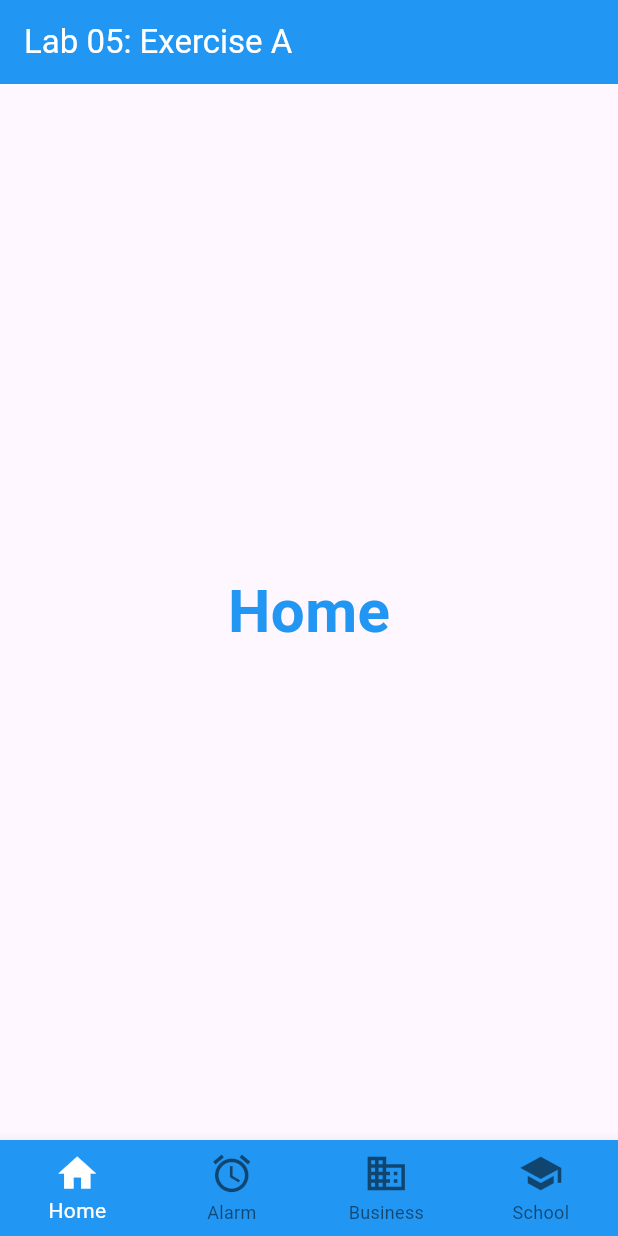
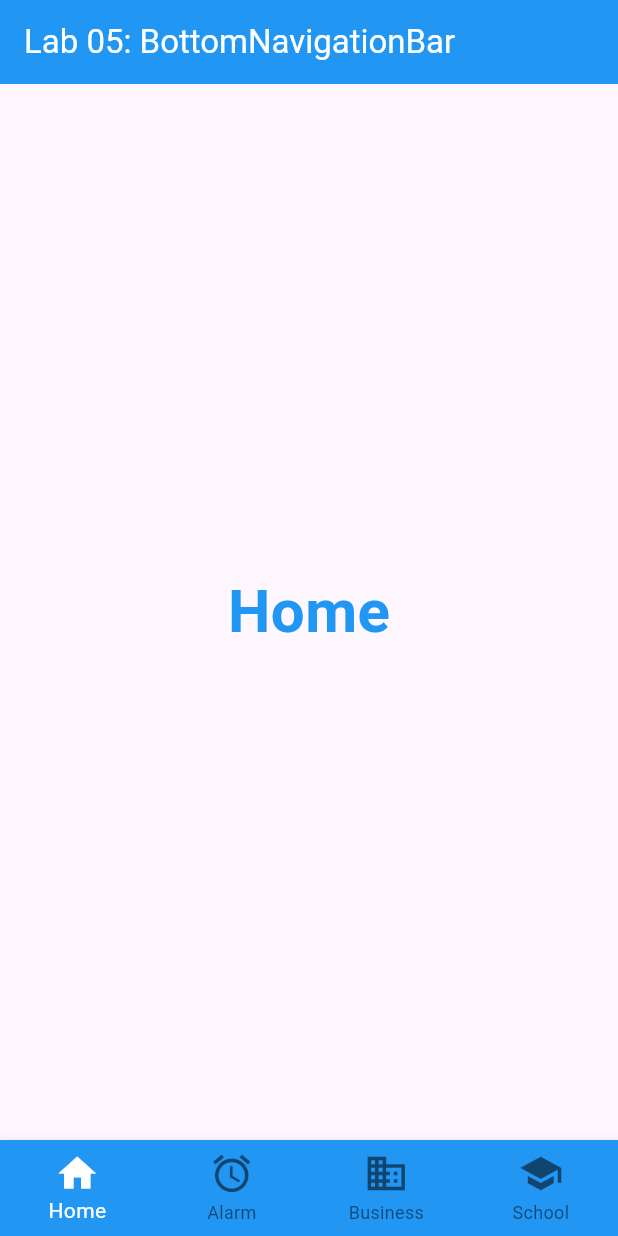
Before and after one commit to MohammadFaris03/Lab_05, a Flutter app: the screen it shows after launch, on a phone screen of 412 x 824 dp. Run offline on Flutter 3.47's test engine with Material 3 defaults, Android fonts, the phone set to English and light mode, and no system bars.

Commit message:
Update AppBar title for Lab 05 review

```diff
--- a/lib/main.dart
+++ b/lib/main.dart
@@ -42,7 +42,7 @@ class _BottomNavLabState extends State<BottomNavLab> {
   Widget build(BuildContext context) {
     return Scaffold(
       appBar: AppBar(
-        title: const Text('Lab 05: Exercise A'),
+        title: const Text('Lab 05: BottomNavigationBar'),
         backgroundColor: Colors.blue,
         foregroundColor: Colors.white,
       ),
```
